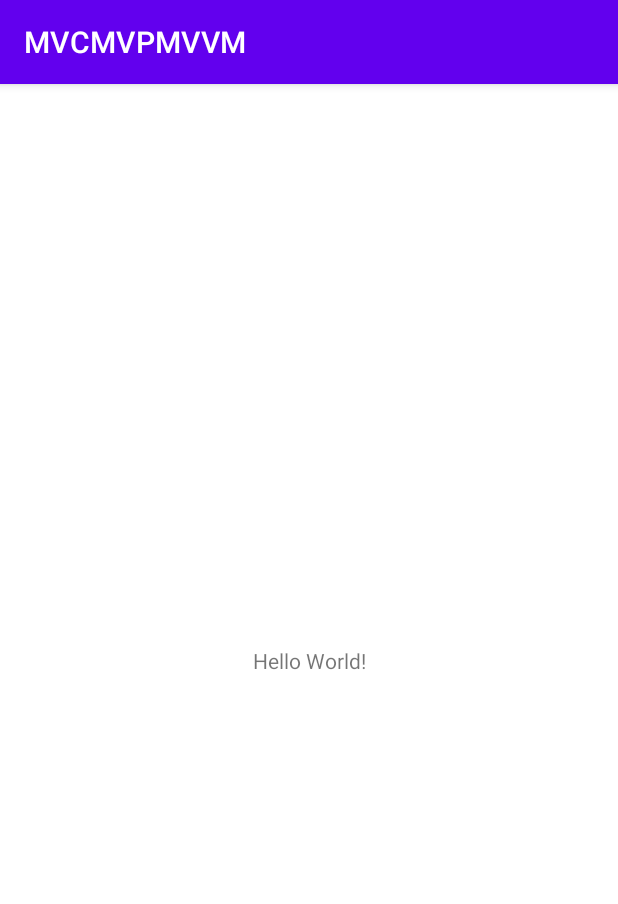
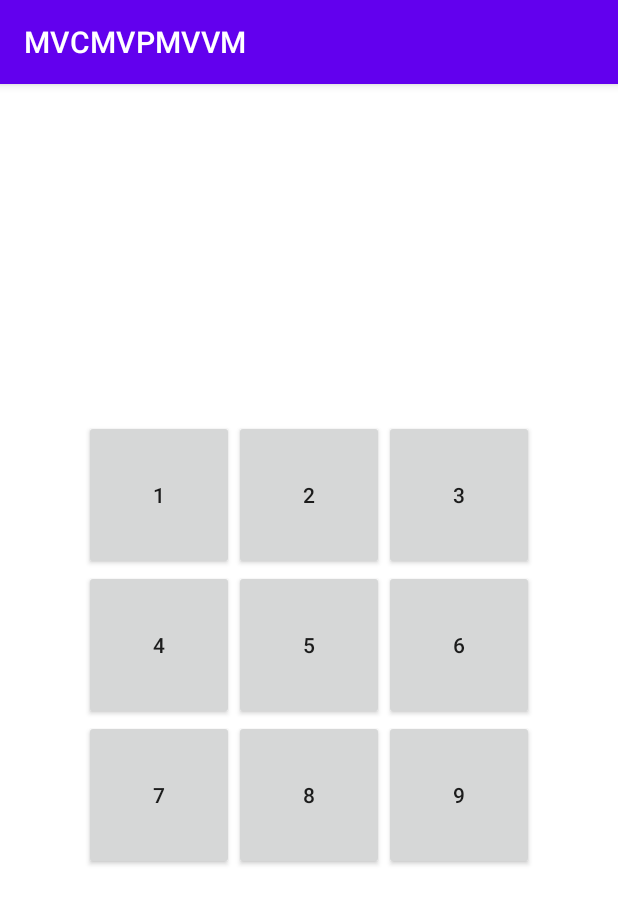
Before and after one commit to vaneseA/MVCMVPMVVM, an Android app: the screen it shows after launch (MainActivity), on a phone screen of 412 x 824 dp. Shown: the top 904 px of the screen. Run offline under Robolectric (Android 15) with nearby library versions, the phone set to English and light mode, and no system bars; our stand-ins replace data binding.

Commit message:
MVC패턴

```diff
--- a/app/build.gradle
+++ b/app/build.gradle
@@ -4,12 +4,12 @@ plugins {
 }
 
 android {
-    compileSdk 32
+    compileSdk 33
 
     defaultConfig {
         applicationId "com.example.mvcmvpmvvm"
         minSdk 28
-        targetSdk 32
+        targetSdk 33
         versionCode 1
         versionName "1.0"
 
--- a/app/src/main/java/com/example/mvcmvpmvvm/MainActivity.kt
+++ b/app/src/main/java/com/example/mvcmvpmvvm/MainActivity.kt
@@ -2,10 +2,29 @@ package com.example.mvcmvpmvvm
 
 import androidx.appcompat.app.AppCompatActivity
 import android.os.Bundle
+import android.view.View
+import android.widget.Toast
+import androidx.databinding.DataBindingUtil
+import com.example.mvcmvpmvvm.databinding.ActivityMainBinding
 
+
+//Controller
 class MainActivity : AppCompatActivity() {
+    lateinit var binding: ActivityMainBinding
+
+    var model = Model()
     override fun onCreate(savedInstanceState: Bundle?) {
         super.onCreate(savedInstanceState)
-        setContentView(R.layout.activity_main)
+        binding = DataBindingUtil.setContentView(this, R.layout.activity_main)
+        binding.mainActivity = this
+    }
+
+    fun clickNumber(i: Int) {
+        Toast.makeText(this, "$i 번을 클릭했습니다.", Toast.LENGTH_SHORT).show()
+        model.inputPassword(i)
+        if (model.password.size == 4 && model.checkPassword()) {
+            //4자리 이상 비밀번호가 1234일
+            binding.massageSuccess.visibility = View.VISIBLE
+        }
     }
 }
--- /dev/null
+++ b/app/src/main/java/com/example/mvcmvpmvvm/Model.kt
@@ -0,0 +1,24 @@
+package com.example.mvcmvpmvvm
+
+class Model {
+    var password: MutableList<Int> = mutableListOf()
+
+    fun inputPassword(i: Int) {
+        if (password.size < 4) {
+            password.add(i)
+        }
+    }
+
+    fun checkPassword(): Boolean {
+        var trueCount = 0
+        var savePassword = mutableListOf(1, 2, 3, 4)
+
+        for (i in 0 until savePassword.size) {
+            if (savePassword.get(i) == password.get(i)) {
+                trueCount++
+            }
+        }
+
+        return trueCount == 4
+    }
+}
--- a/app/src/main/res/layout/activity_main.xml
+++ b/app/src/main/res/layout/activity_main.xml
@@ -1,18 +1,89 @@
 <?xml version="1.0" encoding="utf-8"?>
-<androidx.constraintlayout.widget.ConstraintLayout xmlns:android="http://schemas.android.com/apk/res/android"
+<layout xmlns:android="http://schemas.android.com/apk/res/android"
     xmlns:app="http://schemas.android.com/apk/res-auto"
-    xmlns:tools="http://schemas.android.com/tools"
-    android:layout_width="match_parent"
-    android:layout_height="match_parent"
-    tools:context=".MainActivity">
+    xmlns:tools="http://schemas.android.com/tools">
 
-    <TextView
-        android:layout_width="wrap_content"
-        android:layout_height="wrap_content"
-        android:text="Hello World!"
-        app:layout_constraintBottom_toBottomOf="parent"
-        app:layout_constraintEnd_toEndOf="parent"
-        app:layout_constraintStart_toStartOf="parent"
-        app:layout_constraintTop_toTopOf="parent" />
+    <data>
+<variable
+    name="mainActivity"
+    type="com.example.mvcmvpmvvm.MainActivity" />
+    </data>
 
-</androidx.constraintlayout.widget.ConstraintLayout>
+    <LinearLayout
+        android:layout_width="match_parent"
+        android:layout_height="match_parent"
+        android:orientation="vertical"
+        android:gravity="center"
+        tools:context=".MainActivity">
+
+        <GridLayout
+            android:layout_width="wrap_content"
+            android:layout_height="wrap_content"
+            android:columnCount="3"
+            android:rowCount="3">
+
+            <androidx.appcompat.widget.AppCompatButton
+                android:layout_width="100dp"
+                android:layout_height="100dp"
+                android:onClick="@{() -> mainActivity.clickNumber(1)}"
+                android:text="1" />
+
+            <androidx.appcompat.widget.AppCompatButton
+                android:layout_width="100dp"
+                android:layout_height="100dp"
+                android:onClick="@{() -> mainActivity.clickNumber(2)}"
+                android:text="2" />
+
+            <androidx.appcompat.widget.AppCompatButton
+                android:layout_width="100dp"
+                android:layout_height="100dp"
+                android:onClick="@{() -> mainActivity.clickNumber(3)}"
+                android:text="3" />
+
+            <androidx.appcompat.widget.AppCompatButton
+                android:layout_width="100dp"
+                android:layout_height="100dp"
+                android:onClick="@{() -> mainActivity.clickNumber(4)}"
+                android:text="4" />
+
+            <androidx.appcompat.widget.AppCompatButton
+                android:layout_width="100dp"
+                android:layout_height="100dp"
+                android:onClick="@{() -> mainActivity.clickNumber(5)}"
+                android:text="5" />
+
+            <androidx.appcompat.widget.AppCompatButton
+                android:layout_width="100dp"
+                android:layout_height="100dp"
+                android:onClick="@{() -> mainActivity.clickNumber(6)}"
+                android:text="6" />
+
+            <androidx.appcompat.widget.AppCompatButton
+                android:layout_width="100dp"
+                android:layout_height="100dp"
+                android:onClick="@{() -> mainActivity.clickNumber(7)}"
+                android:text="7" />
+
+            <androidx.appcompat.widget.AppCompatButton
+                android:layout_width="100dp"
+                android:layout_height="100dp"
+                android:onClick="@{() -> mainActivity.clickNumber(8)}"
+                android:text="8" />
+
+            <androidx.appcompat.widget.AppCompatButton
+                android:layout_width="100dp"
+                android:layout_height="100dp"
+                android:onClick="@{() -> mainActivity.clickNumber(9 )}"
+                android:text="9" />
+        </GridLayout>
+
+
+        <TextView
+            android:id="@+id/massage_success"
+            android:layout_width="wrap_content"
+            android:layout_height="wrap_content"
+            android:text="UnLocked!"
+            android:visibility="invisible" />
+
+    </LinearLayout>
+</layout>
```
